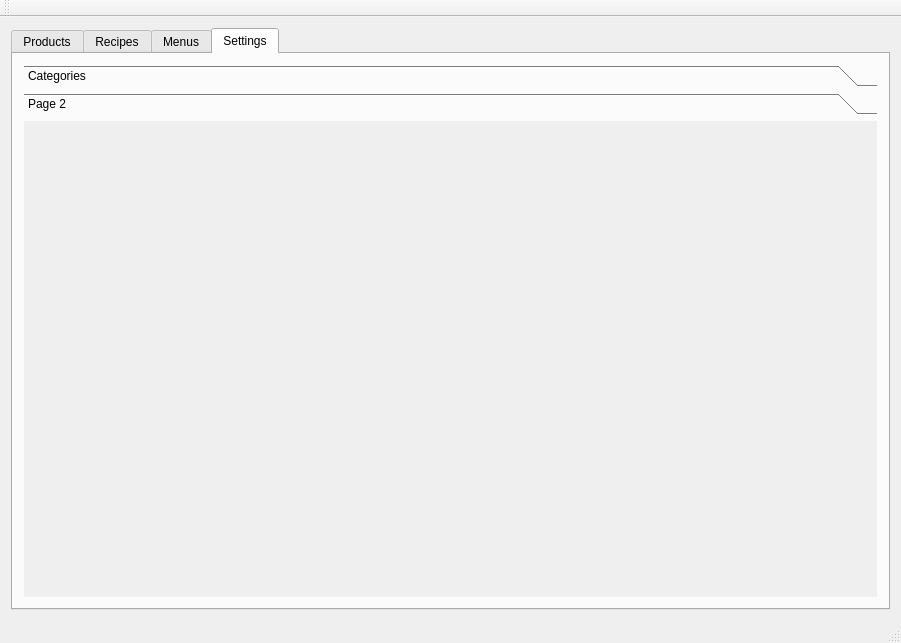
This is mainwindow.ui in Greezael/sukaldu as Qt 5 draws it before an edit. The edited form follows.
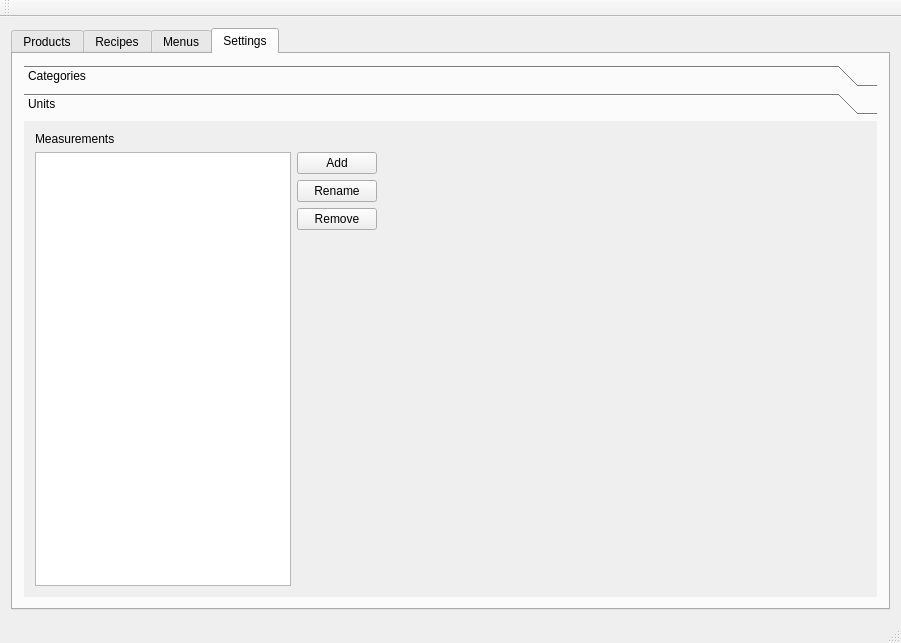
This is the edited form. The open tabs and pages were chosen to show the change.

Commit message: Settings: list, add, remove, rename measurements

The edit to the form file:
```diff
--- a/mainwindow.ui
+++ b/mainwindow.ui
@@ -868,13 +868,78 @@
             <rect>
              <x>0</x>
              <y>0</y>
-             <width>100</width>
-             <height>30</height>
+             <width>861</width>
+             <height>434</height>
             </rect>
            </property>
            <attribute name="label">
-            <string>Page 2</string>
+            <string>Units</string>
            </attribute>
+           <layout class="QGridLayout" name="gridLayout_6">
+            <item row="2" column="1">
+             <widget class="QPushButton" name="set_meas_ren">
+              <property name="text">
+               <string>Rename</string>
+              </property>
+             </widget>
+            </item>
+            <item row="1" column="1">
+             <widget class="QPushButton" name="set_meas_add">
+              <property name="text">
+               <string>Add</string>
+              </property>
+             </widget>
+            </item>
+            <item row="0" column="2" rowspan="5">
+             <spacer name="horizontalSpacer_6">
+              <property name="orientation">
+               <enum>Qt::Horizontal</enum>
+              </property>
+              <property name="sizeHint" stdset="0">
+               <size>
+                <width>40</width>
+                <height>20</height>
+               </size>
+              </property>
+             </spacer>
+            </item>
+            <item row="1" column="0" rowspan="4">
+             <widget class="QListView" name="set_meas"/>
+            </item>
+            <item row="0" column="0" colspan="2">
+             <widget class="QLabel" name="set_meas_tag">
+              <property name="sizePolicy">
+               <sizepolicy hsizetype="Preferred" vsizetype="Maximum">
+                <horstretch>0</horstretch>
+                <verstretch>0</verstretch>
+               </sizepolicy>
+              </property>
+              <property name="text">
+               <string>Measurements</string>
+              </property>
+             </widget>
+            </item>
+            <item row="3" column="1">
+             <widget class="QPushButton" name="set_meas_rem">
+              <property name="text">
+               <string>Remove</string>
+              </property>
+             </widget>
+            </item>
+            <item row="0" column="3" rowspan="3">
+             <spacer name="horizontalSpacer_7">
+              <property name="orientation">
+               <enum>Qt::Horizontal</enum>
+              </property>
+              <property name="sizeHint" stdset="0">
+               <size>
+                <width>40</width>
+                <height>20</height>
+               </size>
+              </property>
+             </spacer>
+            </item>
+           </layout>
           </widget>
          </widget>
         </item>
```
Left out of the diff: 8 changed lines with no effect on the pictures. The commit also changes 5 other files.
